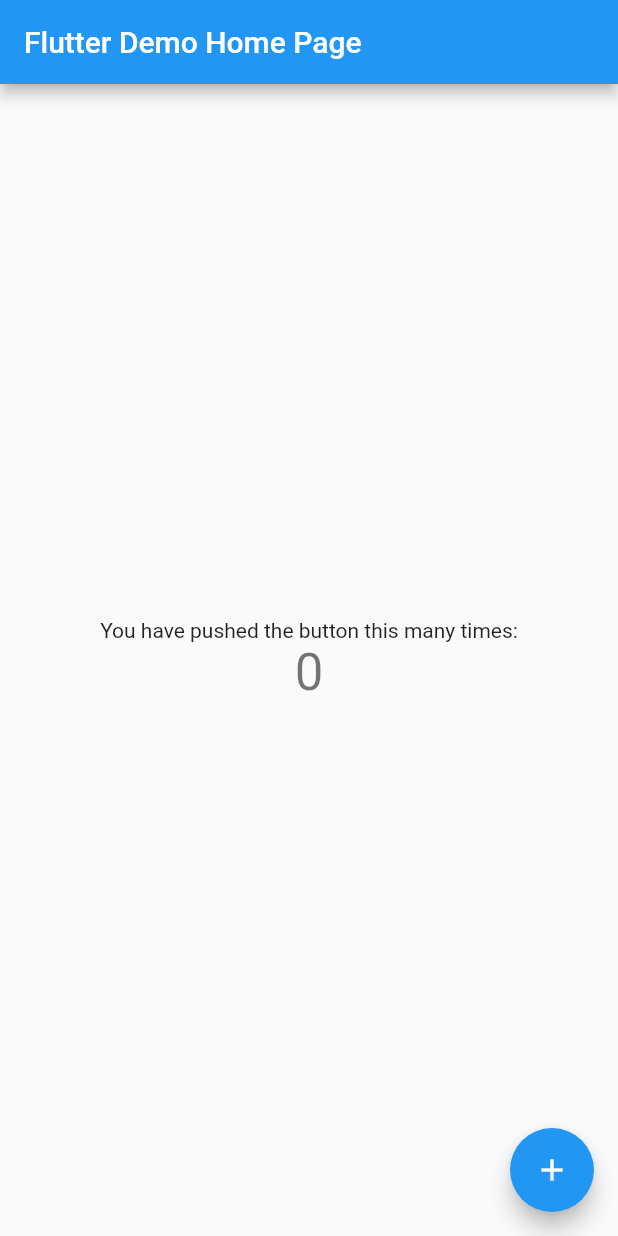
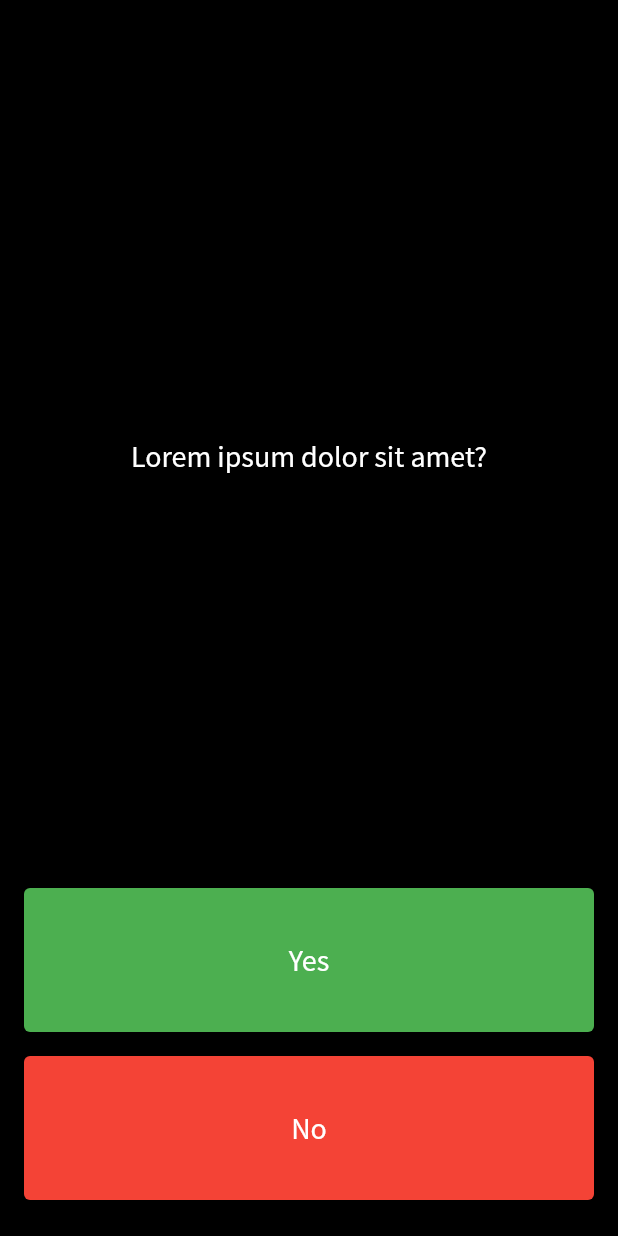
Before and after one commit to emdadul-islam439/destini_app, a Flutter app: the screen it shows after launch, on a phone screen of 412 x 824 dp. Run offline on Flutter 3.47's test engine with Material 2 defaults, Android fonts, the phone set to English and light mode, and no system bars.

Commit message:
added 'quiz_info.dart' and 'question.dart' files from QuizzlerApp.

```diff
--- a/lib/main.dart
+++ b/lib/main.dart
@@ -1,115 +1,119 @@
+import 'package:flutter/foundation.dart';
 import 'package:flutter/material.dart';
+import 'quiz_info.dart';
 
 void main() {
-  runApp(const MyApp());
+  runApp(const DestiniApp());
+}
+class DestiniApp extends StatefulWidget {
+  const DestiniApp({Key? key}) : super(key: key);
+
+  @override
+  State<DestiniApp> createState() => _DestiniAppState();
 }
 
-class MyApp extends StatelessWidget {
-  const MyApp({super.key});
+class _DestiniAppState extends State<DestiniApp> {
+  QuizInfo quizInfo = QuizInfo();
+  late String questionStatement;
+  late List<Icon> resultIconList;
 
-  // This widget is the root of your application.
+  void settingUpTheState({required bool isCorrectAnswer}){
+    quizInfo.modifyTheResultList(isCorrectAnswer: isCorrectAnswer);
+    setState((){
+      questionStatement = quizInfo.getQuestionText();
+      resultIconList = quizInfo.getResultIconList();
+    });
+  }
   @override
-  Widget build(BuildContext context) {
-    return MaterialApp(
-      title: 'Flutter Demo',
-      theme: ThemeData(
-        // This is the theme of your application.
-        //
-        // Try running your application with "flutter run". You'll see the
-        // application has a blue toolbar. Then, without quitting the app, try
-        // changing the primarySwatch below to Colors.green and then invoke
-        // "hot reload" (press "r" in the console where you ran "flutter run",
-        // or simply save your changes to "hot reload" in a Flutter IDE).
-        // Notice that the counter didn't reset back to zero; the application
-        // is not restarted.
-        primarySwatch: Colors.blue,
-      ),
-      home: const MyHomePage(title: 'Flutter Demo Home Page'),
-    );
-  }
-}
-
-class MyHomePage extends StatefulWidget {
-  const MyHomePage({super.key, required this.title});
-
-  // This widget is the home page of your application. It is stateful, meaning
-  // that it has a State object (defined below) that contains fields that affect
-  // how it looks.
-
-  // This class is the configuration for the state. It holds the values (in this
-  // case the title) provided by the parent (in this case the App widget) and
-  // used by the build method of the State. Fields in a Widget subclass are
-  // always marked "final".
-
-  final String title;
-
-  @override
-  State<MyHomePage> createState() => _MyHomePageState();
-}
-
-class _MyHomePageState extends State<MyHomePage> {
-  int _counter = 0;
-
-  void _incrementCounter() {
-    setState(() {
-      // This call to setState tells the Flutter framework that something has
-      // changed in this State, which causes it to rerun the build method below
-      // so that the display can reflect the updated values. If we changed
-      // _counter without calling setState(), then the build method would not be
-      // called again, and so nothing would appear to happen.
-      _counter++;
-    });
+  void initState() {
+    questionStatement = quizInfo.getQuestionText();
+    resultIconList = quizInfo.getResultIconList();
+    super.initState();
   }
 
   @override
   Widget build(BuildContext context) {
-    // This method is rerun every time setState is called, for instance as done
-    // by the _incrementCounter method above.
-    //
-    // The Flutter framework has been optimized to make rerunning build methods
-    // fast, so that you can just rebuild anything that needs updating rather
-    // than having to individually change instances of widgets.
-    return Scaffold(
-      appBar: AppBar(
-        // Here we take the value from the MyHomePage object that was created by
-        // the App.build method, and use it to set our appbar title.
-        title: Text(widget.title),
-      ),
-      body: Center(
-        // Center is a layout widget. It takes a single child and positions it
-        // in the middle of the parent.
-        child: Column(
-          // Column is also a layout widget. It takes a list of children and
-          // arranges them vertically. By default, it sizes itself to fit its
-          // children horizontally, and tries to be as tall as its parent.
-          //
-          // Invoke "debug painting" (press "p" in the console, choose the
-          // "Toggle Debug Paint" action from the Flutter Inspector in Android
-          // Studio, or the "Toggle Debug Paint" command in Visual Studio Code)
-          // to see the wireframe for each widget.
-          //
-          // Column has various properties to control how it sizes itself and
-          // how it positions its children. Here we use mainAxisAlignment to
-          // center the children vertically; the main axis here is the vertical
-          // axis because Columns are vertical (the cross axis would be
-          // horizontal).
-          mainAxisAlignment: MainAxisAlignment.center,
-          children: <Widget>[
-            const Text(
-              'You have pushed the button this many times:',
-            ),
-            Text(
-              '$_counter',
-              style: Theme.of(context).textTheme.headline4,
-            ),
-          ],
+    return MaterialApp(
+      title: 'Quizzler App',
+      home: Scaffold(
+        backgroundColor: Colors.black,
+        body: Padding(
+          padding: const EdgeInsets.all(16.0),
+          child: Column(
+            crossAxisAlignment: CrossAxisAlignment.stretch,
+            children: [
+              Expanded(
+                flex: 6,
+                child: Center(
+                  child: Text(
+                    questionStatement,
+                    style: const TextStyle(
+                      color: Colors.white,
+                      fontSize: 20.0,
+                      fontFamily: 'Source Sans Pro',
+                    ),
+                  ),
+                ),
+              ),
+              Expanded(
+                child: TextButton(
+                  onPressed: () {
+                    if (kDebugMode) {
+                      print("YES selected...");
+                    }
+                    if(quizInfo.getCorrectAnswer() == true){
+                      settingUpTheState(isCorrectAnswer: true);
+                    }else{
+                      settingUpTheState(isCorrectAnswer: false);
+                    }
+                  },
+                  style: TextButton.styleFrom(
+                    backgroundColor: Colors.green,
+                  ),
+                  child: const Text(
+                    'Yes',
+                    style: TextStyle(
+                      color: Colors.white,
+                      fontSize: 20.0,
+                      fontFamily: 'Source Sans Pro',
+                    ),
+                  ),
+                ),
+              ),
+              const SizedBox(height: 16.0),
+              Expanded(
+                child: TextButton(
+                  onPressed: () {
+                    if (kDebugMode) {
+                      print("NO selected...");
+                    }
+                    if(quizInfo.getCorrectAnswer() == false){
+                      settingUpTheState(isCorrectAnswer: true);
+                    }else{
+                      settingUpTheState(isCorrectAnswer: false);
+                    }
+                  },
+                  style: TextButton.styleFrom(
+                    backgroundColor: Colors.red,
+                  ),
+                  child: const Text(
+                    'No',
+                    style: TextStyle(
+                      color: Colors.white,
+                      fontSize: 20.0,
+                      fontFamily: 'Source Sans Pro',
+                    ),
+                  ),
+                ),
+              ),
+              const SizedBox(height: 8.0),
+              Row(
+                children: resultIconList,
+              )
+            ],
+          ),
         ),
       ),
-      floatingActionButton: FloatingActionButton(
-        onPressed: _incrementCounter,
-        tooltip: 'Increment',
-        child: const Icon(Icons.add),
-      ), // This trailing comma makes auto-formatting nicer for build methods.
     );
   }
 }
--- /dev/null
+++ b/lib/question.dart
@@ -0,0 +1,6 @@
+class Question {
+  final String question;
+  final bool answer;
+
+  Question({required this.question, required this.answer});
+}
--- /dev/null
+++ b/lib/quiz_info.dart
@@ -0,0 +1,58 @@
+import 'package:flutter/material.dart';
+import 'question.dart';
+
+class QuizInfo{
+  //region main properties
+  bool _isQuestionListNotOver(){
+    return _currentQuestionIdx <= _questionBank.length - 1;
+  }
+  //endregion
+
+  //region question-answer related
+  final List<Question> _questionBank = [
+    Question(question: 'Lorem ipsum dolor sit amet?', answer: true),
+    Question(question: 'Consectetur adipiscing elit, sed do eiusmod tempor incididunt ut labore et dolore magna aliqua?', answer: false,),
+    Question(question: 'Ut enim ad minim veniam?', answer: false),
+    Question(question: 'Quis nostrud exercitation ullamco laboris nisi ut aliquip ex ea commodo consequat?', answer: true),
+    Question(question: 'Duis aute irure dolor?', answer: true),
+    Question(question: 'In reprehenderit in voluptate velit esse cillum dolore eu fugiat nulla pariatur?', answer: true),
+    Question(question: 'Excepteur sint occaecat cupidatat non proident, sunt in culpa qui officia deserunt mollit anim id est laborum?', answer: false),
+  ];
+
+  int _currentQuestionIdx = 0;
+  String getQuestionText(){
+    String questionStatement = _questionBank[_currentQuestionIdx].question;
+    if(_isQuestionListNotOver()){
+      _currentQuestionIdx++;
+    }
+    return questionStatement;
+  }
+  bool getCorrectAnswer(){
+    return _questionBank[_currentQuestionIdx].answer;
+  }
+  //endregion
+
+  //region result related
+  List<Icon> _resultIconsList = [];
+  void _addCorrectIcon() {
+    if(_isQuestionListNotOver()){
+      _resultIconsList.add(const Icon(Icons.check, color: Colors.green));
+    }
+  }
+  void _addWrongIcon() {
+    if(_isQuestionListNotOver()) {
+      _resultIconsList.add(const Icon(Icons.clear, color: Colors.red));
+    }
+  }
+  void modifyTheResultList({required bool isCorrectAnswer}){
+    if(isCorrectAnswer) {
+      _addCorrectIcon();
+    } else {
+      _addWrongIcon();
+    }
+  }
+  List<Icon> getResultIconList(){
+    return _resultIconsList;
+  }
+  //endregion
+}
```
